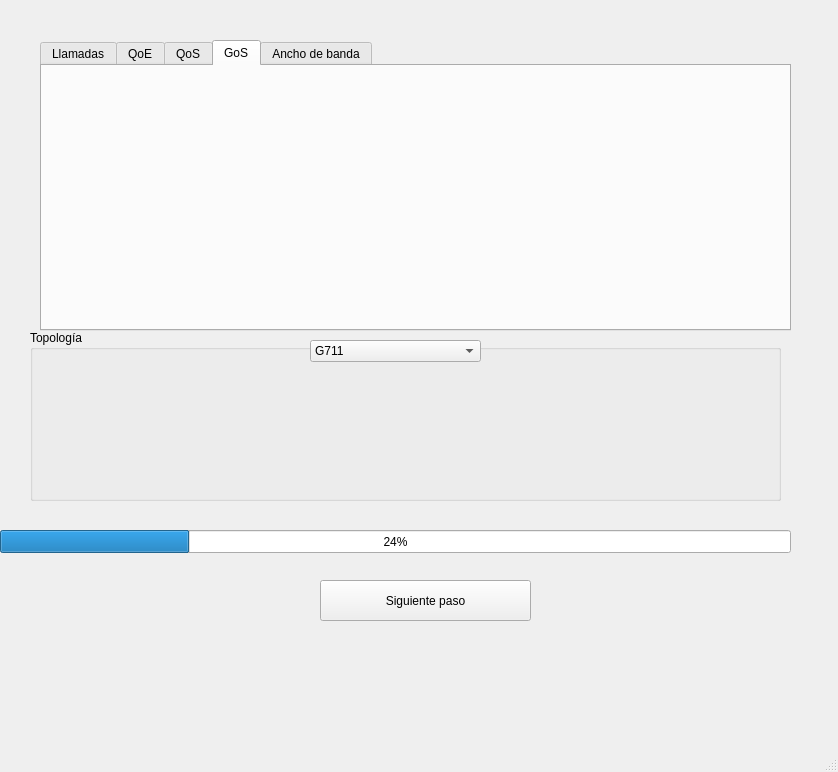
Above: main_iu.ui from joseluistejero/voipNetworkQoS before the change. Below: the same form after it.
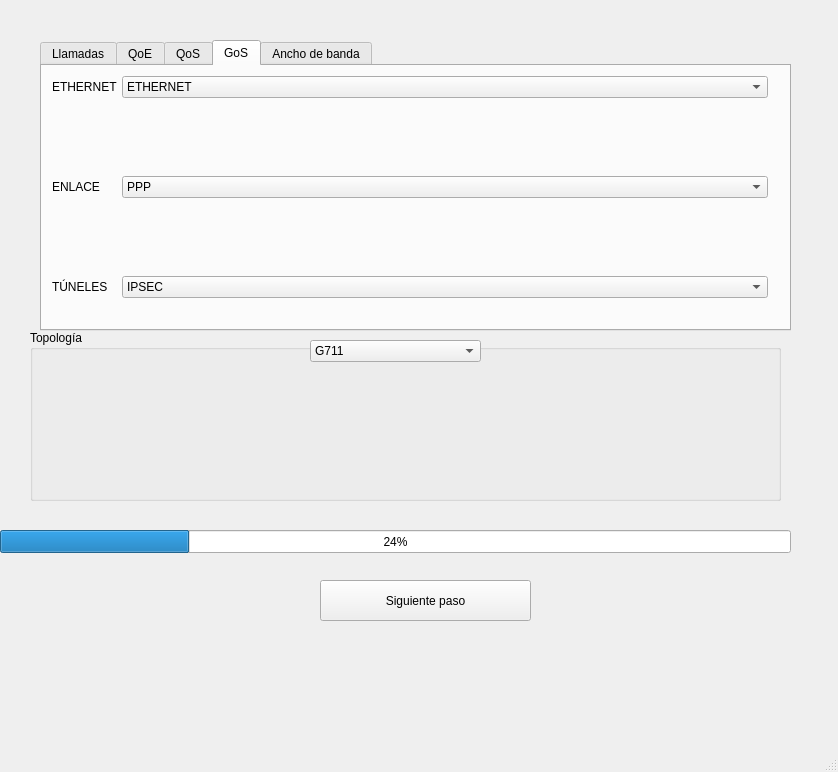
That is the form after the change. The open tabs and pages were chosen to show the change.

The edit to the form file:
```diff
--- a/main_iu.ui
+++ b/main_iu.ui
@@ -445,6 +445,127 @@
      <attribute name="title">
       <string>GoS</string>
      </attribute>
+     <widget class="QLabel" name="label_11">
+      <property name="geometry">
+       <rect>
+        <x>10</x>
+        <y>10</y>
+        <width>78</width>
+        <height>22</height>
+       </rect>
+      </property>
+      <property name="text">
+       <string>ETHERNET</string>
+      </property>
+     </widget>
+     <widget class="QComboBox" name="ETH">
+      <property name="enabled">
+       <bool>true</bool>
+      </property>
+      <property name="geometry">
+       <rect>
+        <x>80</x>
+        <y>10</y>
+        <width>646</width>
+        <height>22</height>
+       </rect>
+      </property>
+      <property name="editable">
+       <bool>false</bool>
+      </property>
+      <item>
+       <property name="text">
+        <string>ETHERNET</string>
+       </property>
+      </item>
+      <item>
+       <property name="text">
+        <string>ETHERNET8021Q</string>
+       </property>
+      </item>
+      <item>
+       <property name="text">
+        <string>ETHERNETQinQ</string>
+       </property>
+      </item>
+     </widget>
+     <widget class="QLabel" name="label_12">
+      <property name="geometry">
+       <rect>
+        <x>10</x>
+        <y>110</y>
+        <width>78</width>
+        <height>22</height>
+       </rect>
+      </property>
+      <property name="text">
+       <string>ENLACE</string>
+      </property>
+     </widget>
+     <widget class="QComboBox" name="ENC">
+      <property name="geometry">
+       <rect>
+        <x>80</x>
+        <y>110</y>
+        <width>646</width>
+        <height>22</height>
+       </rect>
+      </property>
+      <property name="editable">
+       <bool>false</bool>
+      </property>
+      <item>
+       <property name="text">
+        <string>PPP</string>
+       </property>
+      </item>
+      <item>
+       <property name="text">
+        <string>PPOE</string>
+       </property>
+      </item>
+     </widget>
+     <widget class="QLabel" name="label_13">
+      <property name="geometry">
+       <rect>
+        <x>10</x>
+        <y>210</y>
+        <width>78</width>
+        <height>22</height>
+       </rect>
+      </property>
+      <property name="text">
+       <string>TÚNELES</string>
+      </property>
+     </widget>
+     <widget class="QComboBox" name="TUN">
+      <property name="geometry">
+       <rect>
+        <x>80</x>
+        <y>210</y>
+        <width>646</width>
+        <height>22</height>
+       </rect>
+      </property>
+      <property name="editable">
+       <bool>false</bool>
+      </property>
+      <item>
+       <property name="text">
+        <string>IPSEC</string>
+       </property>
+      </item>
+      <item>
+       <property name="text">
+        <string>L2TP</string>
+       </property>
+      </item>
+      <item>
+       <property name="text">
+        <string>MPLS</string>
+       </property>
+      </item>
+     </widget>
     </widget>
     <widget class="QWidget" name="tab_5">
      <attribute name="title">
```
Left out of the diff: 7 changed lines with no effect on the pictures.
